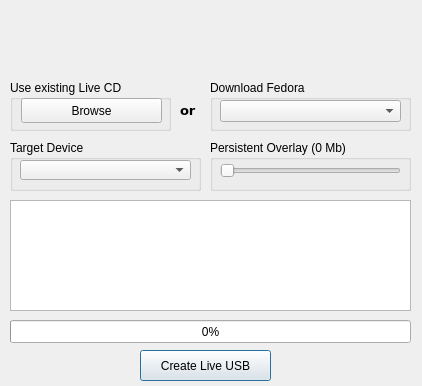
lmacken/liveusb-creator, file data/liveusb-creator.ui: the form before one commit.
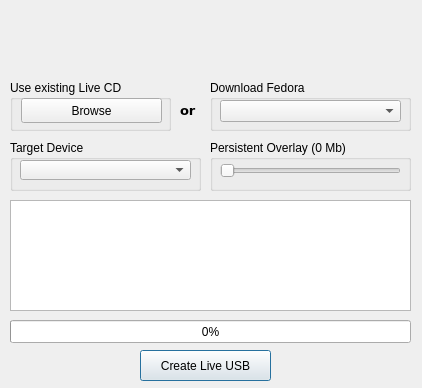
The form after the commit. Icons and pictures are not drawn.

```diff
--- a/data/liveusb-creator.ui
+++ b/data/liveusb-creator.ui
@@ -6,7 +6,7 @@
     <x>0</x>
     <y>0</y>
     <width>422</width>
-    <height>386</height>
+    <height>388</height>
    </rect>
   </property>
   <property name="sizePolicy" >
```
